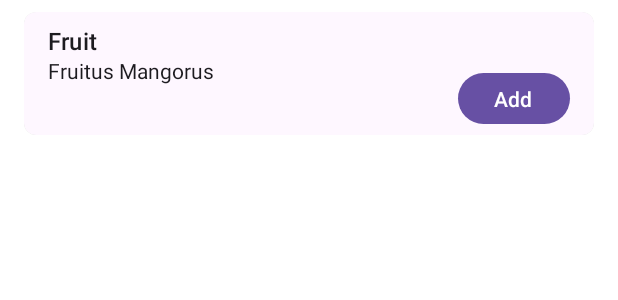
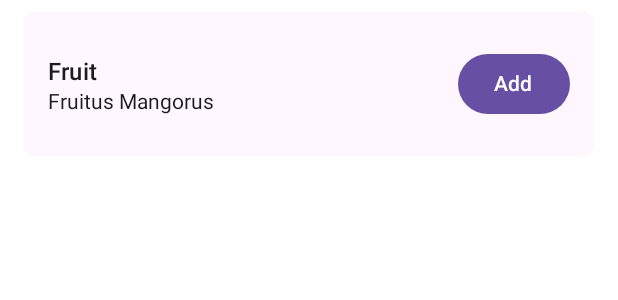
Before and after one commit to android/kotlin-multiplatform-samples, an Android app built with Jetpack Compose: the @Preview function ItemPreview, on a phone screen of 412 x 824 dp. Shown: the top 300 px of the screen. Run offline under Robolectric (Android 15) with nearby library versions, the phone set to English and light mode, and no system bars; our stand-ins replace Room's generated code.

Commit message:
Small Android UI improvements for Fruitties * Fix vertical centering issues with FruittieItem * Android layout more closely matches iOS layout * Cleaned up some padding issues visible in Layout Inspector

```diff
--- a/Fruitties/androidApp/src/main/java/com/example/fruitties/android/ui/ListScreen.kt
+++ b/Fruitties/androidApp/src/main/java/com/example/fruitties/android/ui/ListScreen.kt
@@ -21,12 +21,12 @@ import androidx.compose.animation.core.tween
 import androidx.compose.animation.fadeIn
 import androidx.compose.animation.fadeOut
 import androidx.compose.foundation.background
-import androidx.compose.foundation.layout.Box
+import androidx.compose.foundation.layout.Arrangement
 import androidx.compose.foundation.layout.Column
 import androidx.compose.foundation.layout.Row
 import androidx.compose.foundation.layout.Spacer
 import androidx.compose.foundation.layout.fillMaxWidth
-import androidx.compose.foundation.layout.height
+import androidx.compose.foundation.layout.heightIn
 import androidx.compose.foundation.layout.padding
 import androidx.compose.foundation.layout.wrapContentHeight
 import androidx.compose.foundation.lazy.LazyColumn
@@ -100,7 +100,7 @@ fun ListScreen(viewModel: MainViewModel = viewModel(factory = MainViewModel.Fact
                 enter = fadeIn(animationSpec = tween(1000)),
                 exit = fadeOut(animationSpec = tween(1000))
             ) {
-                CardDetailsView(cartState.itemList)
+                CartDetailsView(cartState.itemList)
             }
 
             LazyColumn {
@@ -133,7 +133,15 @@ fun FruittieItem(
             defaultElevation = 8.dp,
         ),
     ) {
-        Column {
+        Row(
+            modifier = Modifier.fillMaxWidth(),
+            verticalAlignment = Alignment.CenterVertically,
+        ) {
+            Column(
+                modifier = Modifier
+                    .heightIn(min = 96.dp),
+                verticalArrangement = Arrangement.Center,
+            ) {
                 Text(
                     text = item.name,
                     color = MaterialTheme.colorScheme.onBackground,
@@ -141,11 +149,9 @@ fun FruittieItem(
                     maxLines = 1,
                     overflow = TextOverflow.Ellipsis,
                     modifier = Modifier
-                    .fillMaxWidth()
                         .padding(horizontal = 16.dp)
                         .padding(top = 8.dp),
                 )
-            Row {
                 Text(
                     text = item.fullName,
                     modifier = Modifier
@@ -155,16 +161,11 @@ fun FruittieItem(
                     maxLines = 2,
                     overflow = TextOverflow.Ellipsis,
                 )
-                Spacer(modifier = Modifier.padding(vertical = 4.dp))
-                Box(
-                    modifier = Modifier
-                        .height(50.dp)
-                        .fillMaxWidth(),
-                ) {
+            }
+            Spacer(modifier = Modifier.weight(1f))
             Row(
                 modifier = Modifier
-                            .padding(horizontal = 16.dp, vertical = 8.dp)
-                            .align(Alignment.TopEnd),
+                    .padding(horizontal = 16.dp, vertical = 8.dp),
                 verticalAlignment = Alignment.CenterVertically,
             ) {
                 Button(onClick = { onAddToCart(item) }) {
@@ -174,14 +175,12 @@ fun FruittieItem(
         }
     }
 }
-    }
-}
 
 @Composable
-fun CardDetailsView(cart: List<CartItemDetails>, modifier: Modifier = Modifier) {
+fun CartDetailsView(cart: List<CartItemDetails>, modifier: Modifier = Modifier) {
     Column (
         modifier.padding(horizontal = 32.dp)
-    ){
+    ) {
         cart.forEach { item ->
             Text(text = "${item.fruittie.name} : ${item.count}")
         }
```
Lines whose indentation alone changed are shown as unchanged.
